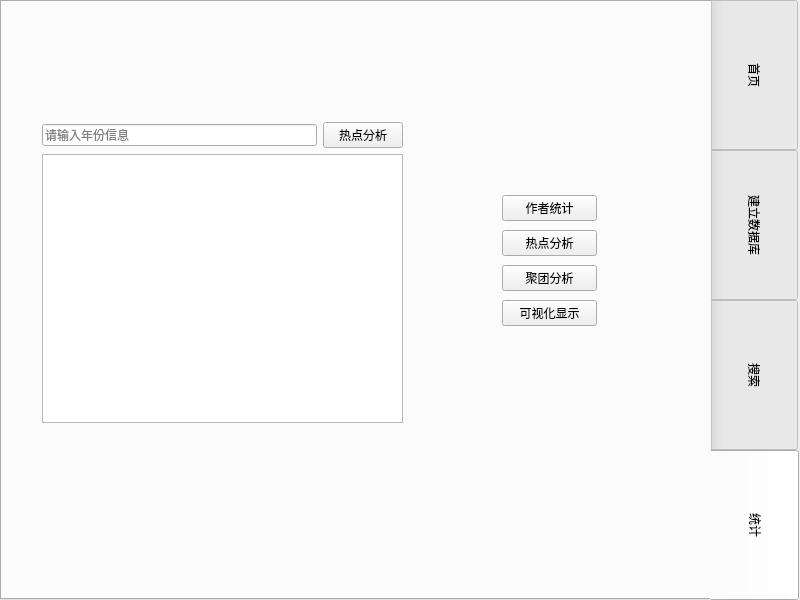
This is mainui/mainwindow.ui in FeatherRed/DBLP-Management-System as Qt 5 draws it before an edit. The edited form follows.
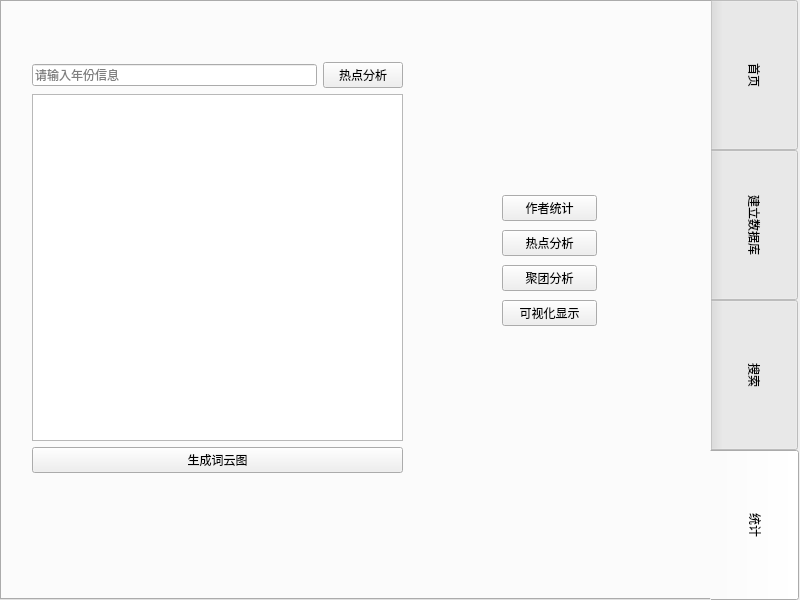
This is the edited form. The open tabs and pages were chosen to show the change.

Commit message: 更新了ui

```diff
--- a/mainui/mainwindow.ui
+++ b/mainui/mainwindow.ui
@@ -353,7 +353,7 @@
        <x>30</x>
        <y>40</y>
        <width>381</width>
-       <height>411</height>
+       <height>431</height>
       </rect>
      </property>
      <property name="currentIndex">
@@ -398,10 +398,10 @@
       <widget class="QWidget" name="layoutWidget_7">
        <property name="geometry">
         <rect>
-         <x>10</x>
-         <y>80</y>
-         <width>361</width>
-         <height>301</height>
+         <x>0</x>
+         <y>20</y>
+         <width>371</width>
+         <height>411</height>
         </rect>
        </property>
        <layout class="QVBoxLayout" name="verticalLayout_9">
@@ -424,7 +424,14 @@
          </layout>
         </item>
         <item>
-         <widget class="QPlainTextEdit" name="plainTextEdit_hotspotanalysis"/>
+         <widget class="QTableView" name="tableView_hotspotanalysis"/>
+        </item>
+        <item>
+         <widget class="QPushButton" name="pushButton_wordcloud">
+          <property name="text">
+           <string>生成词云图</string>
+          </property>
+         </widget>
         </item>
        </layout>
       </widget>
```
Left out of the diff: 9 changed lines with no effect on the pictures.
